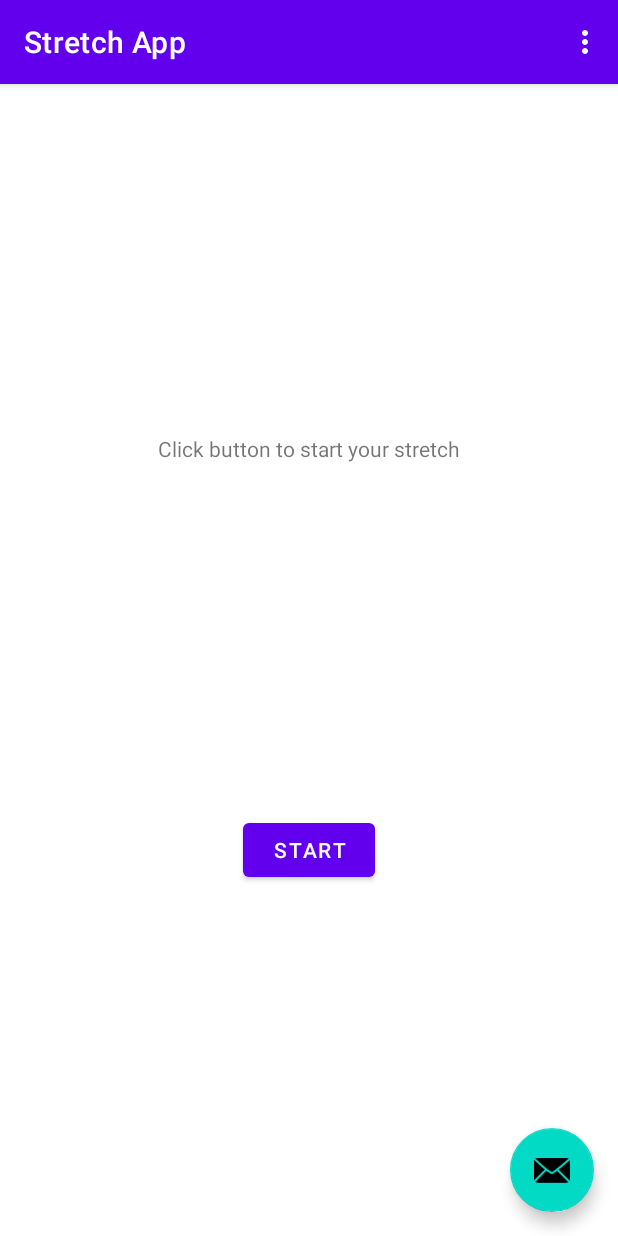
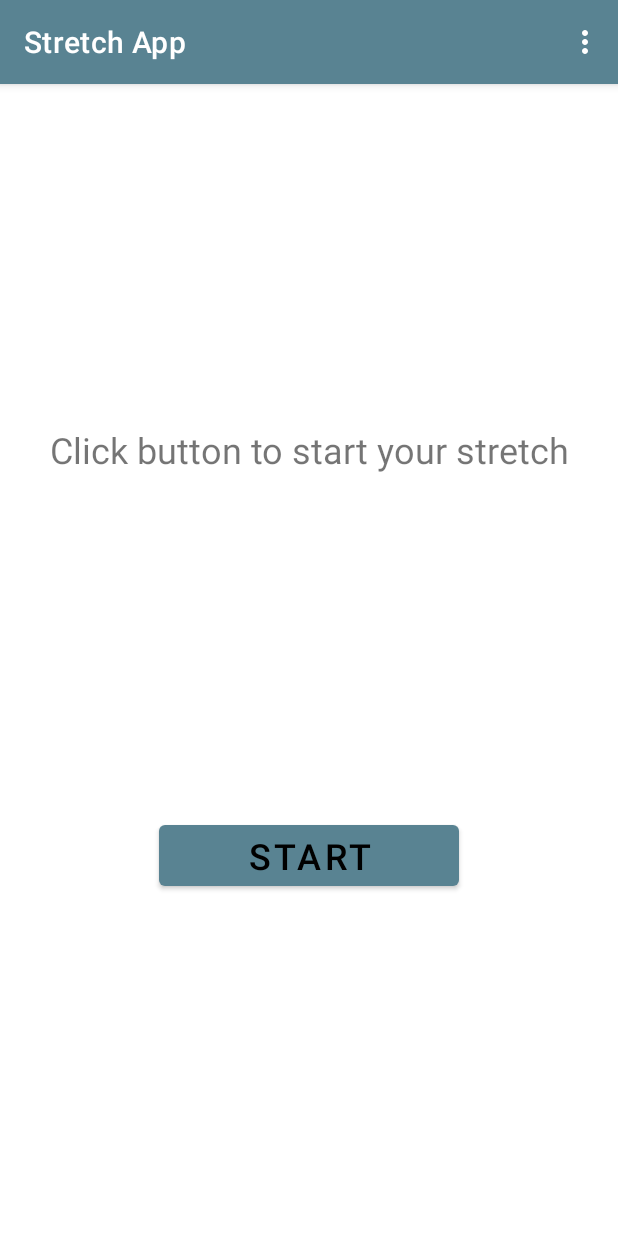
Before and after one commit to ivanneto02/StretchApp, an Android app: the screen it shows after launch (MainActivity), on a phone screen of 412 x 824 dp. Run offline under Robolectric (Android 15) with nearby library versions, the phone set to English and light mode, and no system bars; our stand-ins replace navigation-ui; 1 statement that could not run was skipped.

Commit message:
Changing the color themes of the app

```diff
--- a/app/src/main/res/layout/activity_main.xml
+++ b/app/src/main/res/layout/activity_main.xml
@@ -22,12 +22,12 @@
 
     <include layout="@layout/content_main" />
 
-    <com.google.android.material.floatingactionbutton.FloatingActionButton
-        android:id="@+id/fab"
-        android:layout_width="wrap_content"
-        android:layout_height="wrap_content"
-        android:layout_gravity="bottom|end"
-        android:layout_margin="@dimen/fab_margin"
-        app:srcCompat="@android:drawable/ic_dialog_email" />
+<!--    <com.google.android.material.floatingactionbutton.FloatingActionButton-->
+<!--        android:id="@+id/fab"-->
+<!--        android:layout_width="wrap_content"-->
+<!--        android:layout_height="wrap_content"-->
+<!--        android:layout_gravity="bottom|end"-->
+<!--        android:layout_margin="@dimen/fab_margin"-->
+<!--        app:srcCompat="@android:drawable/ic_dialog_email" />-->
 
 </androidx.coordinatorlayout.widget.CoordinatorLayout>
--- a/app/src/main/res/layout/fragment_first.xml
+++ b/app/src/main/res/layout/fragment_first.xml
@@ -10,6 +10,7 @@
         android:id="@+id/textview_first"
         android:layout_width="wrap_content"
         android:layout_height="wrap_content"
+        android:textSize="24sp"
         android:text="@string/initialStoppedState"
         app:layout_constraintBottom_toTopOf="@id/button_start_stop"
         app:layout_constraintEnd_toEndOf="parent"
@@ -18,8 +19,9 @@
 
     <Button
         android:id="@+id/button_start_stop"
-        android:layout_width="wrap_content"
+        android:layout_width="200dp"
         android:layout_height="wrap_content"
+        android:textSize="24sp"
         android:text="@string/startStopButton_START"
         app:layout_constraintBottom_toBottomOf="parent"
         app:layout_constraintEnd_toEndOf="parent"
--- a/app/src/main/res/values-night/themes.xml
+++ b/app/src/main/res/values-night/themes.xml
@@ -2,13 +2,13 @@
     <!-- Base application theme. -->
     <style name="Theme.StretchApp" parent="Theme.MaterialComponents.DayNight.DarkActionBar">
         <!-- Primary brand color. -->
-        <item name="colorPrimary">@color/purple_200</item>
-        <item name="colorPrimaryVariant">@color/purple_700</item>
-        <item name="colorOnPrimary">@color/black</item>
+        <item name="colorPrimary">@color/bluevar1</item>
+        <item name="colorPrimaryVariant">@color/bluevar1</item>
+        <item name="colorOnPrimary">@color/bluevar3</item>
         <!-- Secondary brand color. -->
-        <item name="colorSecondary">@color/teal_200</item>
-        <item name="colorSecondaryVariant">@color/teal_200</item>
-        <item name="colorOnSecondary">@color/black</item>
+        <item name="colorSecondary">@color/bluevar3</item>
+        <item name="colorSecondaryVariant">@color/bluevar3</item>
+        <item name="colorOnSecondary">@color/bluevar4</item>
         <!-- Status bar color. -->
         <item name="android:statusBarColor" tools:targetApi="l">?attr/colorPrimaryVariant</item>
         <!-- Customize your theme here. -->
--- a/app/src/main/res/values/colors.xml
+++ b/app/src/main/res/values/colors.xml
@@ -7,4 +7,14 @@
     <color name="teal_700">#FF018786</color>
     <color name="black">#FF000000</color>
     <color name="white">#FFFFFFFF</color>
+
+<!--&lt;!&ndash; light colors &ndash;&gt;-->
+<!--    <color name=""></color>-->
+
+<!-- dark colors  -->
+    <color name="bluevar1">#01161e</color>
+    <color name="bluevar2">#124559</color>
+    <color name="bluevar3">#598392</color>
+    <color name="bluevar4">#aec3b0</color>
+    <color name="bluevar5">#eff6e0</color>
 </resources>
--- a/app/src/main/res/values/themes.xml
+++ b/app/src/main/res/values/themes.xml
@@ -2,13 +2,13 @@
     <!-- Base application theme. -->
     <style name="Theme.StretchApp" parent="Theme.MaterialComponents.DayNight.DarkActionBar">
         <!-- Primary brand color. -->
-        <item name="colorPrimary">@color/purple_500</item>
-        <item name="colorPrimaryVariant">@color/purple_700</item>
-        <item name="colorOnPrimary">@color/white</item>
+        <item name="colorPrimary">@color/bluevar3</item>
+        <item name="colorPrimaryVariant">@color/bluevar3</item>
+        <item name="colorOnPrimary">@color/black</item>
         <!-- Secondary brand color. -->
-        <item name="colorSecondary">@color/teal_200</item>
+        <item name="colorSecondary">@color/bluevar3</item>
         <item name="colorSecondaryVariant">@color/teal_700</item>
-        <item name="colorOnSecondary">@color/black</item>
+        <item name="colorOnSecondary">@color/bluevar1</item>
         <!-- Status bar color. -->
         <item name="android:statusBarColor" tools:targetApi="l">?attr/colorPrimaryVariant</item>
         <!-- Customize your theme here. -->
@@ -20,6 +20,5 @@
     </style>
 
     <style name="Theme.StretchApp.AppBarOverlay" parent="ThemeOverlay.AppCompat.Dark.ActionBar" />
-
     <style name="Theme.StretchApp.PopupOverlay" parent="ThemeOverlay.AppCompat.Light" />
 </resources>
```
